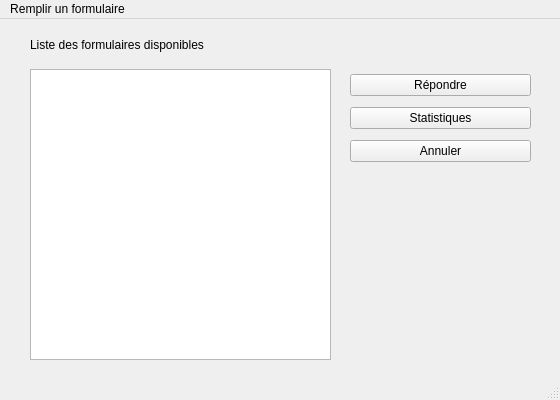
Above: mainformulaire.ui from Dragorane/sondihm before the change. Below: the same form after it.
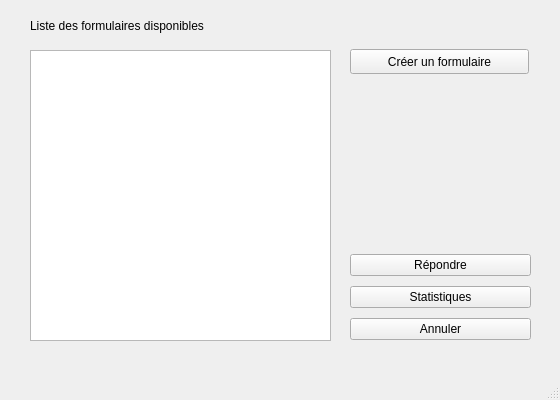
That is the form after the change.

Patch:
```diff
--- a/mainformulaire.ui
+++ b/mainformulaire.ui
@@ -52,9 +52,9 @@
     <property name="geometry">
      <rect>
       <x>350</x>
-      <y>160</y>
+      <y>80</y>
       <width>181</width>
-      <height>181</height>
+      <height>161</height>
      </rect>
     </property>
     <layout class="QVBoxLayout" name="verticalLayout_4">
@@ -84,9 +84,9 @@
     <property name="geometry">
      <rect>
       <x>350</x>
-      <y>50</y>
+      <y>250</y>
       <width>181</width>
-      <height>101</height>
+      <height>95</height>
      </rect>
     </property>
     <layout class="QVBoxLayout" name="verticalLayout_2">
@@ -113,6 +113,19 @@
      </item>
     </layout>
    </widget>
+   <widget class="QPushButton" name="CreateButton">
+    <property name="geometry">
+     <rect>
+      <x>350</x>
+      <y>49</y>
+      <width>179</width>
+      <height>25</height>
+     </rect>
+    </property>
+    <property name="text">
+     <string>Créer un formulaire</string>
+    </property>
+   </widget>
   </widget>
   <widget class="QMenuBar" name="menubar">
    <property name="geometry">
@@ -123,12 +136,6 @@
      <height>25</height>
     </rect>
    </property>
-   <widget class="QMenu" name="menuListe_des_formulaires_s_lectionnables">
-    <property name="title">
-     <string>Remplir un formulaire</string>
-    </property>
-   </widget>
-   <addaction name="menuListe_des_formulaires_s_lectionnables"/>
   </widget>
   <widget class="QStatusBar" name="statusbar"/>
  </widget>
```
